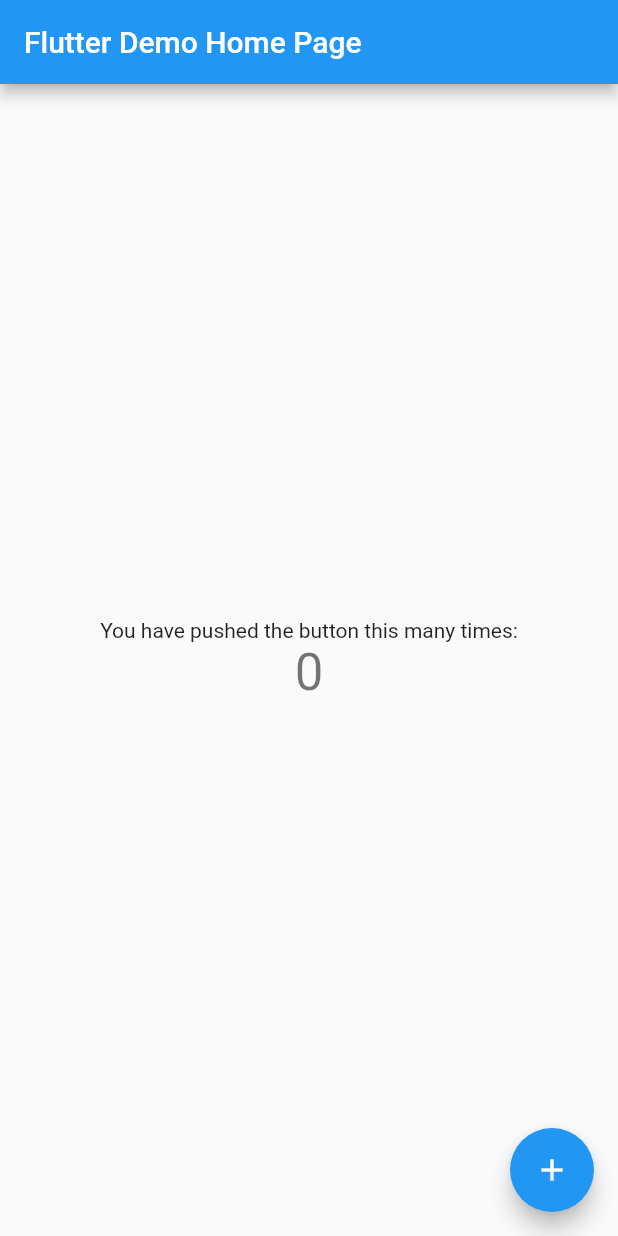
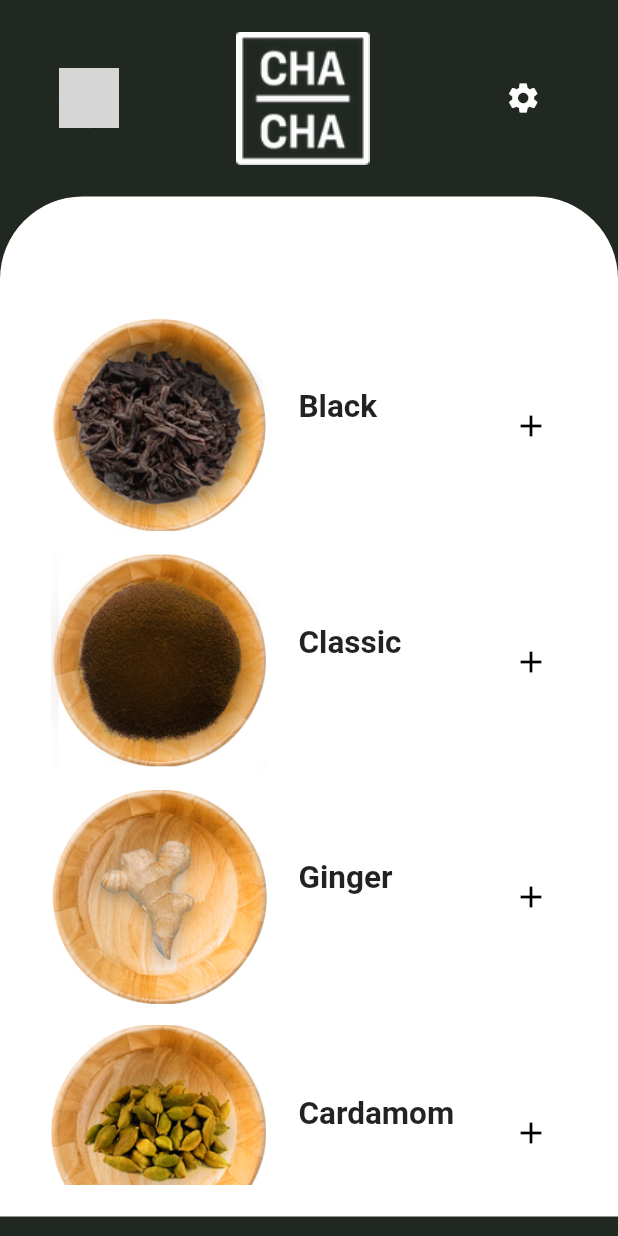
Before and after one commit to soumitrachakravarti/Chacha, a Flutter app: the screen it shows after launch, on a phone screen of 412 x 824 dp. Run offline on Flutter 3.47's test engine with Material 2 defaults, Android fonts, the phone set to English and light mode, and no system bars; network calls fail; grey boxes are pictures that could not be loaded.

Commit message:
Created HomeScreen

```diff
--- a/lib/main.dart
+++ b/lib/main.dart
@@ -1,4 +1,6 @@
+import 'package:chacha/view/home_page.dart';
 import 'package:flutter/material.dart';
+
 
 void main() => runApp(MyApp());
 
@@ -7,105 +9,8 @@ class MyApp extends StatelessWidget {
   @override
   Widget build(BuildContext context) {
     return MaterialApp(
-      title: 'Flutter Demo',
-      theme: ThemeData(
-        // This is the theme of your application.
-        //
-        // Try running your application with "flutter run". You'll see the
-        // application has a blue toolbar. Then, without quitting the app, try
-        // changing the primarySwatch below to Colors.green and then invoke
-        // "hot reload" (press "r" in the console where you ran "flutter run",
-        // or simply save your changes to "hot reload" in a Flutter IDE).
-        // Notice that the counter didn't reset back to zero; the application
-        // is not restarted.
-        primarySwatch: Colors.blue,
-      ),
-      home: MyHomePage(title: 'Flutter Demo Home Page'),
+      home: HomePage(),
+      debugShowCheckedModeBanner: false,
     );
   }
 }
-
-class MyHomePage extends StatefulWidget {
-  MyHomePage({Key key, this.title}) : super(key: key);
-
-  // This widget is the home page of your application. It is stateful, meaning
-  // that it has a State object (defined below) that contains fields that affect
-  // how it looks.
-
-  // This class is the configuration for the state. It holds the values (in this
-  // case the title) provided by the parent (in this case the App widget) and
-  // used by the build method of the State. Fields in a Widget subclass are
-  // always marked "final".
-
-  final String title;
-
-  @override
-  _MyHomePageState createState() => _MyHomePageState();
-}
-
-class _MyHomePageState extends State<MyHomePage> {
-  int _counter = 0;
-
-  void _incrementCounter() {
-    setState(() {
-      // This call to setState tells the Flutter framework that something has
-      // changed in this State, which causes it to rerun the build method below
-      // so that the display can reflect the updated values. If we changed
-      // _counter without calling setState(), then the build method would not be
-      // called again, and so nothing would appear to happen.
-      _counter++;
-    });
-  }
-
-  @override
-  Widget build(BuildContext context) {
-    // This method is rerun every time setState is called, for instance as done
-    // by the _incrementCounter method above.
-    //
-    // The Flutter framework has been optimized to make rerunning build methods
-    // fast, so that you can just rebuild anything that needs updating rather
-    // than having to individually change instances of widgets.
-    return Scaffold(
-      appBar: AppBar(
-        // Here we take the value from the MyHomePage object that was created by
-        // the App.build method, and use it to set our appbar title.
-        title: Text(widget.title),
-      ),
-      body: Center(
-        // Center is a layout widget. It takes a single child and positions it
-        // in the middle of the parent.
-        child: Column(
-          // Column is also a layout widget. It takes a list of children and
-          // arranges them vertically. By default, it sizes itself to fit its
-          // children horizontally, and tries to be as tall as its parent.
-          //
-          // Invoke "debug painting" (press "p" in the console, choose the
-          // "Toggle Debug Paint" action from the Flutter Inspector in Android
-          // Studio, or the "Toggle Debug Paint" command in Visual Studio Code)
-          // to see the wireframe for each widget.
-          //
-          // Column has various properties to control how it sizes itself and
-          // how it positions its children. Here we use mainAxisAlignment to
-          // center the children vertically; the main axis here is the vertical
-          // axis because Columns are vertical (the cross axis would be
-          // horizontal).
-          mainAxisAlignment: MainAxisAlignment.center,
-          children: <Widget>[
-            Text(
-              'You have pushed the button this many times:',
-            ),
-            Text(
-              '$_counter',
-              style: Theme.of(context).textTheme.display1,
-            ),
-          ],
-        ),
-      ),
-      floatingActionButton: FloatingActionButton(
-        onPressed: _incrementCounter,
-        tooltip: 'Increment',
-        child: Icon(Icons.add),
-      ), // This trailing comma makes auto-formatting nicer for build methods.
-    );
-  }
-}
--- /dev/null
+++ b/lib/view/home_page.dart
@@ -0,0 +1,113 @@
+import 'package:flutter/material.dart';
+
+class HomePage extends StatefulWidget {
+  @override
+  _HomePageState createState() => _HomePageState();
+}
+
+class _HomePageState extends State<HomePage> {
+  @override
+  Widget build(BuildContext context) {
+    return Scaffold(
+      backgroundColor: Color(0xFF212721),
+      body: ListView(
+        children: <Widget>[
+          Padding(
+            padding: EdgeInsets.only(top: 21.0),
+            child: Row(
+              mainAxisAlignment: MainAxisAlignment.spaceAround,
+              children: <Widget>[
+                CircleAvatar(
+                  backgroundImage: NetworkImage('https://i.pravatar.cc/89'),
+                ),
+                Image.asset('assets/logo.png'),
+                IconButton(
+                  icon: Icon(Icons.settings),
+                  color: Colors.white,
+                  onPressed: () {},
+                ),
+              ],
+            ),
+          ),
+          SizedBox(
+            height: 21.0,
+          ),
+          Container(
+            height: MediaQuery.of(context).size.height - 144,
+            decoration: BoxDecoration(
+              color: Colors.white,
+              borderRadius: BorderRadius.only(
+                  topLeft: Radius.circular(55.0),
+                  topRight: Radius.circular(55.0)),
+            ),
+            child: ListView(
+              primary: false,
+              padding: EdgeInsets.only(top: 34.0),
+              children: <Widget>[
+                Padding(
+                  padding: EdgeInsets.only(top: 34.0),
+                  child: Container(
+                    height: MediaQuery.of(context).size.height - 233,
+                    child: ListView(
+                      children: <Widget>[
+                        _buildChaiItem('assets/black.png', 'Black', '₹30'),
+                        _buildChaiItem('assets/classic.png', 'Classic', '₹30'),
+                        _buildChaiItem('assets/ginger.png', 'Ginger', '₹30'),
+                        _buildChaiItem('assets/cardamom.png', 'Cardamom', '₹30'),
+                        _buildChaiItem('assets/cinnamon.png', 'Cinnamon', '₹30'),
+                        _buildChaiItem('assets/mint.png', 'Mint', '₹30'),
+                        _buildChaiItem('assets/turmeric.png', 'Turmeric', '₹30'),
+                        _buildChaiItem('assets/lemongrass.png', 'Lemongrass', '₹30'),
+                      ],
+                    ),
+                  ),
+                )
+              ],
+            ),
+          ),
+        ],
+      ),
+    );
+  }
+
+  Widget _buildChaiItem(String imgPath, String chaiName, String price) {
+    return Padding(
+        padding: EdgeInsets.only(left: 34.0, right: 34.0, top: 13.0),
+        child: InkWell(
+            onTap: () {
+
+            },
+            child: Row(
+              mainAxisAlignment: MainAxisAlignment.spaceBetween,
+              children: <Widget>[
+                Container(
+                    child: Row(children: [
+                  Hero(
+                      tag: imgPath,
+                      child: Image(
+                          image: AssetImage(imgPath),
+                          fit: BoxFit.cover,
+                          height: 144.0,
+                          width: 144.0)),
+                  SizedBox(width: 21.0),
+                  Column(
+                      crossAxisAlignment: CrossAxisAlignment.start,
+                      children: [
+                        Text(chaiName,
+                            style: TextStyle(
+                                fontSize: 21.0,
+                                fontWeight: FontWeight.bold)),
+                        Text(price,
+                            style: TextStyle(
+                                fontSize: 21.0,
+                                color: Colors.white))
+                      ])
+                ])),
+                IconButton(
+                    icon: Icon(Icons.add),
+                    color: Colors.black,
+                    onPressed: () {})
+              ],
+            )));
+  }
+}
--- a/pubspec.yaml
+++ b/pubspec.yaml
@@ -41,8 +41,8 @@ flutter:
   uses-material-design: true
 
   # To add assets to your application, add an assets section, like this:
-  # assets:
-  #  - images/a_dot_burr.jpeg
+  assets:
+   - assets/
   #  - images/a_dot_ham.jpeg
 
   # An image asset can refer to one or more resolution-specific "variants", see
```
Also changed, not shown: assets/black.png (renamed from lib/assets/black.png), assets/cardamom.png (renamed from lib/assets/cardamom.png), assets/cinnamon.png (renamed from lib/assets/cinnamon.png), assets/classic.png (renamed from lib/assets/regular.png), assets/ginger.png (renamed from lib/assets/ginger.png), assets/lemongrass.png (renamed from lib/assets/lemongrass.png), assets/logo.png (added), assets/mint.png (renamed from lib/assets/mint.png), assets/turmeric.png (renamed from lib/assets/turmeric.png), lib/assets/logo.png (deleted), lib/view/item_page.dart (added).
